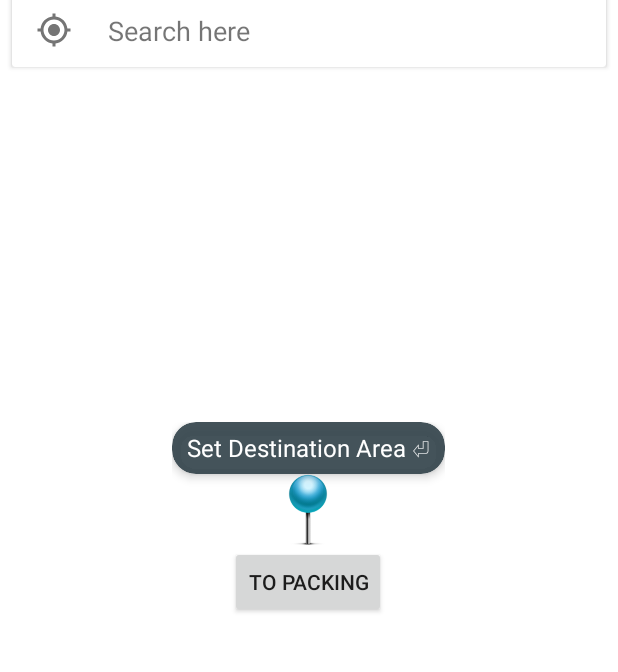
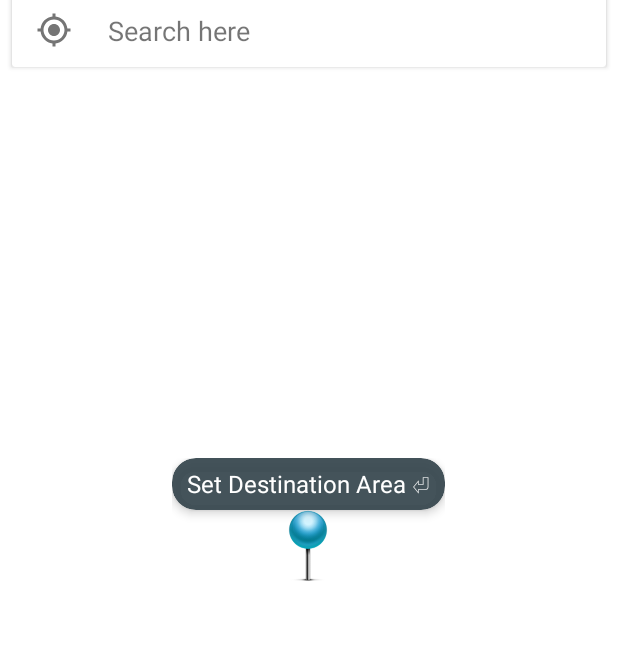
Before and after one commit to Alpha-Rome0/AirPnP, an Android app: the MapsActivity screen opened directly, with no data from a screen before it, on a phone screen of 412 x 824 dp, the part 53-725 px from its top. Run offline under Robolectric (Android 15) with nearby library versions, the phone set to English and light mode, and no system bars; our stand-ins replace Volley; libraries missing offline, so code that uses them is left out: com.google.maps.android; network calls fail; 2 statements that could not run were skipped.

Commit message:
SMS working

```diff
--- a/app/src/main/res/layout/activity_maps.xml
+++ b/app/src/main/res/layout/activity_maps.xml
@@ -95,11 +95,6 @@
                 android:layout_height="48dp"
                 android:src="@drawable/push_pin" />
 
-            <Button
-                android:layout_width="wrap_content"
-                android:layout_height="wrap_content"
-                android:text="to packing"
-                android:onClick="displayParkingDetails"/>
 
         </LinearLayout>
 
--- a/app/src/main/res/values/strings.xml
+++ b/app/src/main/res/values/strings.xml
@@ -17,4 +17,6 @@
 
     <string name="facebook_app_id">175184586250225</string>
     <string name="title_activity_owner">OwnerActivity</string>
+    <string name="nexmo_id">9535ba4c</string>
+    <string name="nexmo_secret">1c6334eeb827cd6b</string>
 </resources>
```
Also changed, not shown: app/src/main/java/airpnp/pennapps/com/airpnp/ParkingDetailsActivity.java (+46 -4 lines).
